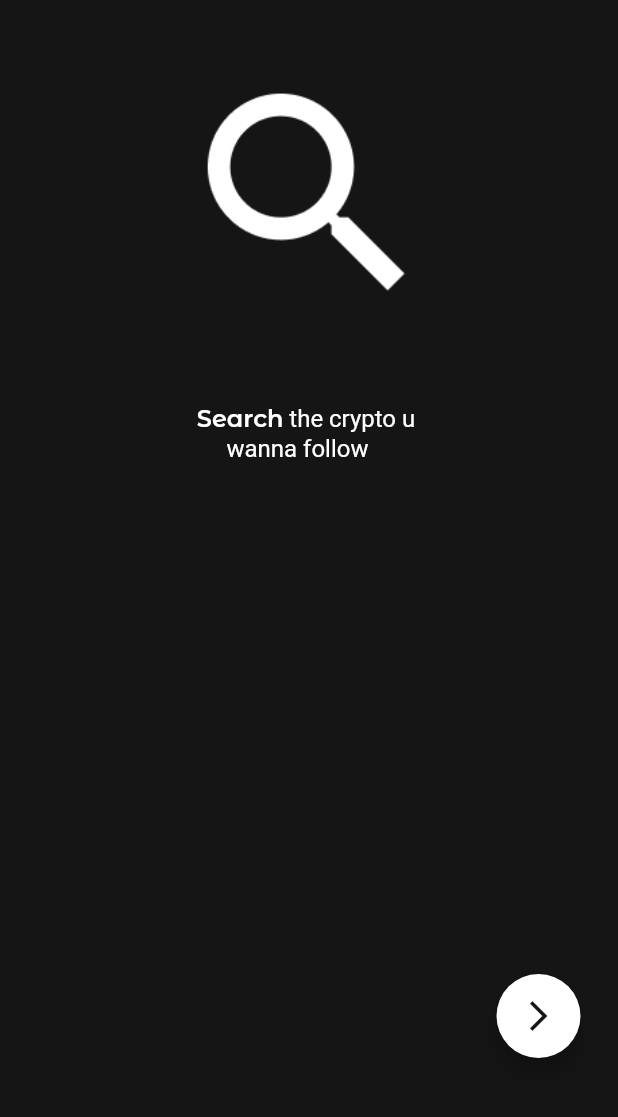
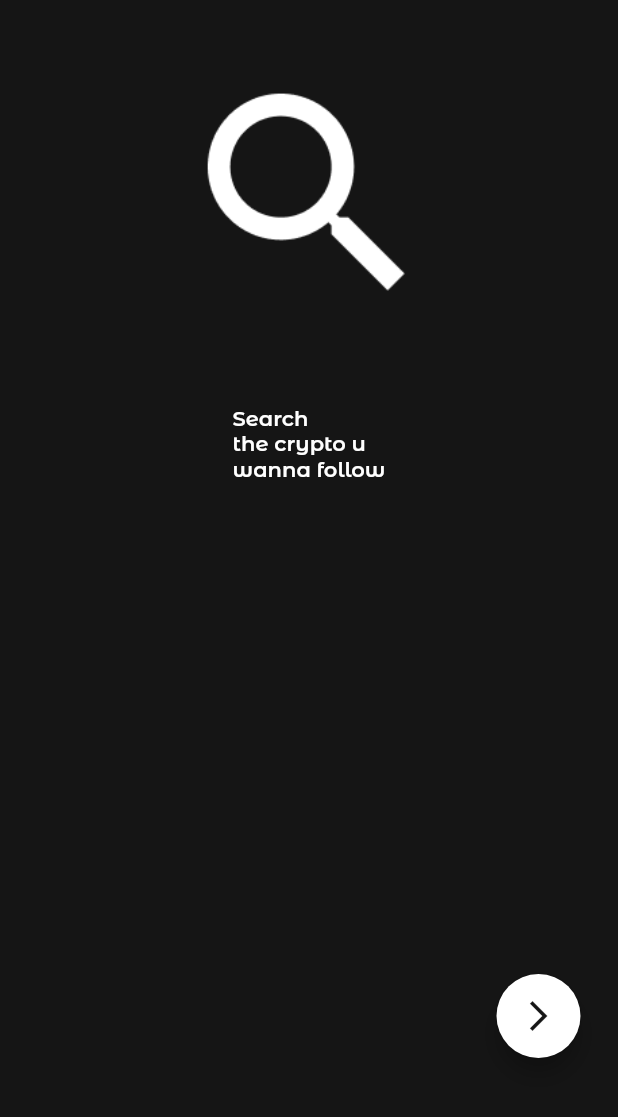
Before and after one commit to Raunak-Taabish/crypto_alert, a Flutter app: the OnBoarding screen opened directly, on a phone screen of 412 x 824 dp, the part 118-1235 px from its top. Run offline on Flutter 3.47's test engine with Material 2 defaults, Android fonts, the phone set to English and light mode, and no system bars; our stand-ins replace animated_splash_screen, firebase_auth, firebase_core, firebase_database, fluttertoast, google_sign_in; accounts and stored records are empty; project files that could hold a hidden picture were left out.

Commit message:
onboarding code optimize

```diff
--- a/lib/screens/onboarding/onboarding.dart
+++ b/lib/screens/onboarding/onboarding.dart
@@ -12,19 +12,9 @@ class OnBoarding extends StatefulWidget {
 class _OnBoardingState extends State<OnBoarding> {
   PageController pageController = PageController();
   int flag = 0;
-  @override
-  Widget build(BuildContext context) {
-    return PageView(
-      pageSnapping: true,
-      controller: pageController,
-      onPageChanged: (index) {
-        setState(() {
-          flag = index;
-        });
-        print(flag);
-      },
-      children: [
-        Scaffold(
+
+  Scaffold pages(String image, String btext, String text) {
+    return Scaffold(
       backgroundColor: Color(0xFF151515),
       body: SafeArea(
         child: Padding(
@@ -42,32 +32,32 @@ class _OnBoardingState extends State<OnBoarding> {
                       ),
                       const SizedBox(height: 40),
                       Image.asset(
-                            "assets/images/search.png",
+                        "assets/images/$image",
                         width: 180,
                       ),
                       const SizedBox(
                         height: 50,
                       ),
-                          RichText(
-                            text: const TextSpan(
-                              // Note: Styles for TextSpans must be explicitly defined.
-                              // Child text spans will inherit styles from parent
+                      Column(
+                        crossAxisAlignment: CrossAxisAlignment.start,
+                        children: [
+                          Text(
+                            "$btext",
                             style: TextStyle(
-                                fontSize: 16.0,
                               color: Colors.white,
+                              fontFamily: 'Montserrat Alternates',
+                              fontWeight: FontWeight.w600,
                             ),
-                              children: <TextSpan>[
-                                TextSpan(
-                                    text: 'Search',
+                          ),
+                          Text(
+                            "$text",
                             style: TextStyle(
-                                      fontWeight: FontWeight.w600,
+                              color: Colors.white,
                               fontFamily: 'Montserrat Alternates',
-                                    )),
-                                TextSpan(
-                                  text: ' the crypto u \n     wanna follow',
+                              //fontWeight: FontWeight.w600,
                             ),
+                          )
                         ],
-                            ),
                       ),
                     ],
                   ),
@@ -98,158 +88,188 @@ class _OnBoardingState extends State<OnBoarding> {
           ),
         ),
       ),
+    );
+  }
+
+  @override
+  Widget build(BuildContext context) {
+    return PageView(
+      pageSnapping: true,
+      controller: pageController,
+      onPageChanged: (index) {
+        setState(() {
+          flag = index;
+        });
+        print(flag);
+      },
+      children: [
+        pages(
+          'search.png',
+          'Search',
+          'the crypto u\nwanna follow',
         ),
-        Scaffold(
-          backgroundColor: Color(0xFF151515),
-          body: SafeArea(
-            child: Padding(
-              padding: const EdgeInsets.fromLTRB(25, 30, 25, 40),
-              child: Column(
-                mainAxisAlignment: MainAxisAlignment.spaceBetween,
-                children: [
-                  Column(
-                    children: [
-                      Column(
-                        children: [
-                          Image.asset(
-                            "assets/images/logoname.png",
-                            width: MediaQuery.of(context).size.width / 2,
+        pages(
+          'favorite.png',
+          'Add',
+          'your crypto to\nfavorites list',
         ),
-                          const SizedBox(height: 40),
-                          Image.asset(
-                            "assets/images/favorite.png",
-                            width: 180,
+        pages(
+          'binoculars.png',
+          'Follow',
+          'your crypto to\nget latest updates',
         ),
-                          const SizedBox(
-                            height: 50,
-                          ),
-                          RichText(
-                            text: const TextSpan(
-                              // Note: Styles for TextSpans must be explicitly defined.
-                              // Child text spans will inherit styles from parent
-                              style: TextStyle(
-                                fontSize: 16.0,
-                                color: Colors.white,
-                              ),
-                              children: <TextSpan>[
-                                TextSpan(
-                                    text: 'Add',
-                                    style: TextStyle(
-                                      fontWeight: FontWeight.w600,
-                                      fontFamily: 'Montserrat Alternates',
-                                    )),
-                                TextSpan(
-                                  text: ' your crypto to \n     favorites list',
-                                ),
-                              ],
-                            ),
-                          ),
-                        ],
-                      ),
-                    ],
-                  ),
-                  Container(
-                    width: double.infinity,
-                    color: Colors.transparent,
-                    child: Align(
-                      alignment: Alignment.bottomRight,
-                      child: FloatingActionButton(
-                        backgroundColor: Colors.white,
-                        onPressed: () {
-                          setState(() {
-                            pageController.animateToPage(++flag,
-                                duration: const Duration(milliseconds: 500),
-                                curve: Curves.easeIn);
-                          });
-                        },
-                        child: const Icon(
-                          Icons.arrow_forward_ios,
-                          color: Color(0xFF151515),
-                        ),
-                      ),
-                    ),
-                  ),
-                ],
-              ),
-            ),
-          ),
-        ),
-        Scaffold(
-          backgroundColor: Color(0xFF151515),
-          body: SafeArea(
-            child: Padding(
-              padding: const EdgeInsets.fromLTRB(25, 30, 25, 40),
-              child: Column(
-                mainAxisAlignment: MainAxisAlignment.spaceBetween,
-                children: [
-                  Column(
-                    children: [
-                      Column(
-                        children: [
-                          Image.asset(
-                            "assets/images/logoname.png",
-                            width: MediaQuery.of(context).size.width / 2,
-                          ),
-                          const SizedBox(height: 40),
-                          Image.asset(
-                            "assets/images/binoculars.png",
-                            width: 180,
-                          ),
-                          const SizedBox(
-                            height: 50,
-                          ),
-                          RichText(
-                            text: const TextSpan(
-                              // Note: Styles for TextSpans must be explicitly defined.
-                              // Child text spans will inherit styles from parent
-                              style: TextStyle(
-                                fontSize: 16.0,
-                                color: Colors.white,
-                              ),
-                              children: <TextSpan>[
-                                TextSpan(
-                                    text: 'Follow',
-                                    style: TextStyle(
-                                      fontWeight: FontWeight.w600,
-                                      fontFamily: 'Montserrat Alternates',
-                                    )),
-                                TextSpan(
-                                  text:
-                                      ' your crypto to \n    get latest updates',
-                                ),
-                              ],
-                            ),
-                          ),
-                        ],
-                      ),
-                    ],
-                  ),
-                  Container(
-                    width: double.infinity,
-                    color: Colors.transparent,
-                    child: Align(
-                      alignment: Alignment.bottomRight,
-                      child: FloatingActionButton(
-                        backgroundColor: Colors.white,
-                        onPressed: () {
-                          Navigator.push(
-                              context,
-                              MaterialPageRoute(
-                                  builder: (BuildContext context) =>
-                                      ShowLoading()));
-                        },
-                        child: const Icon(
-                          Icons.arrow_forward_ios,
-                          color: Color(0xFF151515),
-                        ),
-                      ),
-                    ),
-                  ),
-                ],
-              ),
-            ),
-          ),
-        ),
+
+        // Scaffold(
+        //   backgroundColor: Color(0xFF151515),
+        //   body: SafeArea(
+        //     child: Padding(
+        //       padding: const EdgeInsets.fromLTRB(25, 30, 25, 40),
+        //       child: Column(
+        //         mainAxisAlignment: MainAxisAlignment.spaceBetween,
+        //         children: [
+        //           Column(
+        //             children: [
+        //               Column(
+        //                 children: [
+        //                   Image.asset(
+        //                     "assets/images/logoname.png",
+        //                     width: MediaQuery.of(context).size.width / 2,
+        //                   ),
+        //                   const SizedBox(height: 40),
+        //                   Image.asset(
+        //                     "assets/images/favorite.png",
+        //                     width: 180,
+        //                   ),
+        //                   const SizedBox(
+        //                     height: 50,
+        //                   ),
+        //                   RichText(
+        //                     text: const TextSpan(
+        //                       // Note: Styles for TextSpans must be explicitly defined.
+        //                       // Child text spans will inherit styles from parent
+        //                       style: TextStyle(
+        //                         fontSize: 16.0,
+        //                         color: Colors.white,
+        //                       ),
+        //                       children: <TextSpan>[
+        //                         TextSpan(
+        //                             text: 'Add',
+        //                             style: TextStyle(
+        //                               fontWeight: FontWeight.w600,
+        //                               fontFamily: 'Montserrat Alternates',
+        //                             )),
+        //                         TextSpan(
+        //                           text: ' your crypto to \n     favorites list',
+        //                         ),
+        //                       ],
+        //                     ),
+        //                   ),
+        //                 ],
+        //               ),
+        //             ],
+        //           ),
+        //           Container(
+        //             width: double.infinity,
+        //             color: Colors.transparent,
+        //             child: Align(
+        //               alignment: Alignment.bottomRight,
+        //               child: FloatingActionButton(
+        //                 backgroundColor: Colors.white,
+        //                 onPressed: () {
+        //                   setState(() {
+        //                     pageController.animateToPage(++flag,
+        //                         duration: const Duration(milliseconds: 500),
+        //                         curve: Curves.easeIn);
+        //                   });
+        //                 },
+        //                 child: const Icon(
+        //                   Icons.arrow_forward_ios,
+        //                   color: Color(0xFF151515),
+        //                 ),
+        //               ),
+        //             ),
+        //           ),
+        //         ],
+        //       ),
+        //     ),
+        //   ),
+        // ),
+        // Scaffold(
+        //   backgroundColor: Color(0xFF151515),
+        //   body: SafeArea(
+        //     child: Padding(
+        //       padding: const EdgeInsets.fromLTRB(25, 30, 25, 40),
+        //       child: Column(
+        //         mainAxisAlignment: MainAxisAlignment.spaceBetween,
+        //         children: [
+        //           Column(
+        //             children: [
+        //               Column(
+        //                 children: [
+        //                   Image.asset(
+        //                     "assets/images/logoname.png",
+        //                     width: MediaQuery.of(context).size.width / 2,
+        //                   ),
+        //                   const SizedBox(height: 40),
+        //                   Image.asset(
+        //                     "assets/images/binoculars.png",
+        //                     width: 180,
+        //                   ),
+        //                   const SizedBox(
+        //                     height: 50,
+        //                   ),
+        //                   RichText(
+        //                     text: const TextSpan(
+        //                       // Note: Styles for TextSpans must be explicitly defined.
+        //                       // Child text spans will inherit styles from parent
+        //                       style: TextStyle(
+        //                         fontSize: 16.0,
+        //                         color: Colors.white,
+        //                       ),
+        //                       children: <TextSpan>[
+        //                         TextSpan(
+        //                             text: 'Follow',
+        //                             style: TextStyle(
+        //                               fontWeight: FontWeight.w600,
+        //                               fontFamily: 'Montserrat Alternates',
+        //                             )),
+        //                         TextSpan(
+        //                           text:
+        //                               ' your crypto to \n    get latest updates',
+        //                         ),
+        //                       ],
+        //                     ),
+        //                   ),
+        //                 ],
+        //               ),
+        //             ],
+        //           ),
+        //           Container(
+        //             width: double.infinity,
+        //             color: Colors.transparent,
+        //             child: Align(
+        //               alignment: Alignment.bottomRight,
+        //               child: FloatingActionButton(
+        //                 backgroundColor: Colors.white,
+        //                 onPressed: () {
+        //                   Navigator.push(
+        //                       context,
+        //                       MaterialPageRoute(
+        //                           builder: (BuildContext context) =>
+        //                               ShowLoading()));
+        //                 },
+        //                 child: const Icon(
+        //                   Icons.arrow_forward_ios,
+        //                   color: Color(0xFF151515),
+        //                 ),
+        //               ),
+        //             ),
+        //           ),
+        //         ],
+        //       ),
+        //     ),
+        //   ),
+        // ),
       ],
     );
   }
```
Lines whose indentation alone changed are shown as unchanged.
